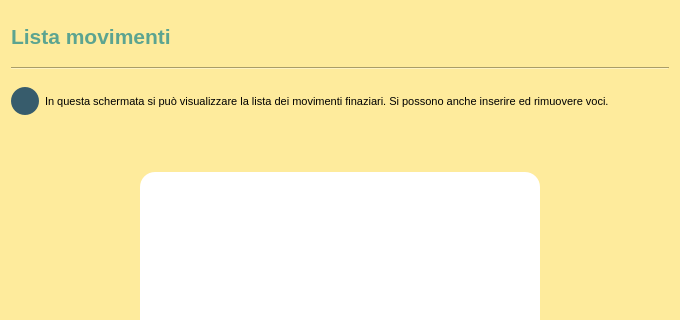
StracciaMatteo/GestioneCinema, file spesericavi/view/Lista_Movimenti_UI2.ui: the form before one commit; both pictures show x 0 to 680 and y 0 to 320 of the 680 by 787 pixel window.
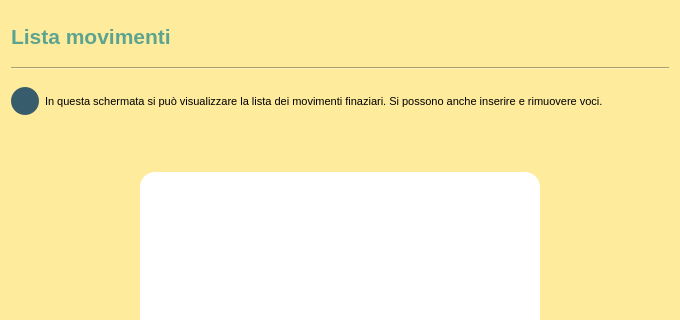
The form after the commit. Icons and pictures are not drawn.

```diff
--- a/spesericavi/view/Lista_Movimenti_UI2.ui
+++ b/spesericavi/view/Lista_Movimenti_UI2.ui
@@ -132,7 +132,7 @@
           </font>
          </property>
          <property name="text">
-          <string>In questa schermata si può visualizzare la lista dei movimenti finaziari. Si possono anche inserire ed rimuovere voci.</string>
+          <string>In questa schermata si può visualizzare la lista dei movimenti finaziari. Si possono anche inserire e rimuovere voci.</string>
          </property>
         </widget>
        </item>
```
Left out of the diff: 6 changed lines with no effect on the pictures.
